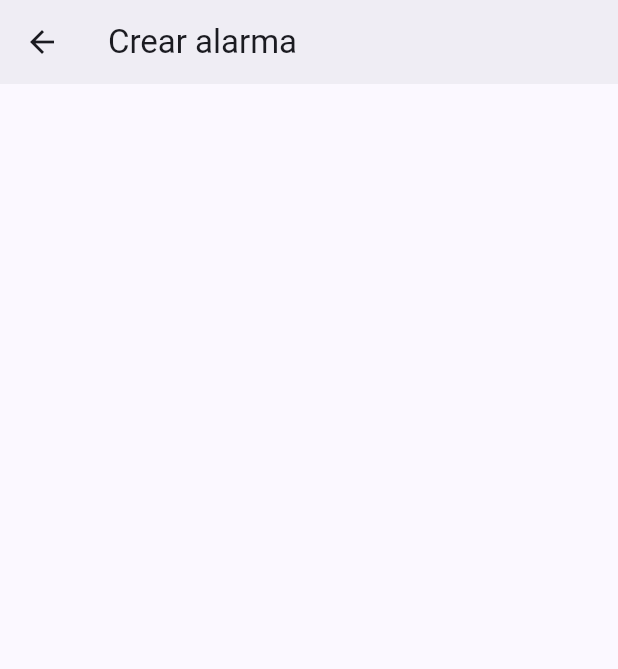
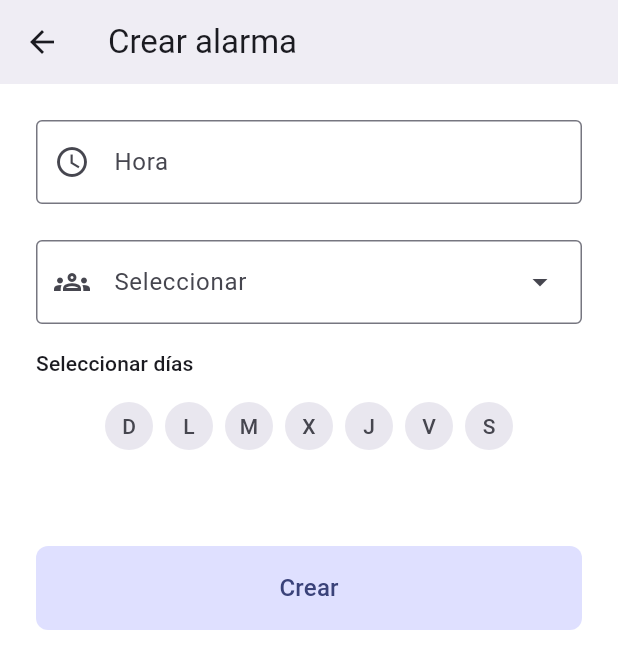
Before and after one commit to EstebanCardenas/AlarmsUxApp, a Flutter app: the CreateAlarmPage screen opened by its route, on a phone screen of 412 x 824 dp. Shown: the top 669 px of the screen. Run offline on Flutter 3.47's test engine with Material 3 defaults, Android fonts, the phone set to English and light mode, and no system bars; our stand-ins replace go_router.

Commit message:
Create and confirm alarm mobile screens

```diff
--- /dev/null
+++ b/alarms_android/lib/components/button.dart
@@ -0,0 +1,44 @@
+import 'package:alarms_android/utils.dart';
+import 'package:flutter/material.dart';
+
+class Button extends StatelessWidget {
+  final bool filled;
+  final VoidCallback onTap;
+  final String label;
+
+  const Button({
+    super.key,
+    required this.onTap,
+    required this.label,
+    this.filled = false,
+  });
+
+  @override
+  Widget build(BuildContext context) {
+    final (colorScheme, textTheme) = getColorSchemeAndTextTheme(context);
+    final borderRadius = BorderRadius.circular(8);
+
+    return SizedBox(
+      width: filled ? double.infinity : null,
+      height: 56,
+      child: Material(
+        borderRadius: borderRadius,
+        color: colorScheme.secondaryContainer,
+        child: InkWell(
+          onTap: onTap,
+          borderRadius: borderRadius,
+          splashColor: colorScheme.onSecondaryContainer.withAlpha(26),
+          highlightColor: colorScheme.onSecondaryContainer.withAlpha(20),
+          child: Center(
+            child: Text(
+              label,
+              style: textTheme.titleMedium?.copyWith(
+                color: colorScheme.onSecondaryContainer,
+              ),
+            ),
+          ),
+        ),
+      ),
+    );
+  }
+}
--- /dev/null
+++ b/alarms_android/lib/components/day_button.dart
@@ -0,0 +1,50 @@
+import 'package:alarms_android/models/days.dart';
+import 'package:alarms_android/utils.dart';
+import 'package:flutter/material.dart';
+
+class DayButton extends StatefulWidget {
+  final Day day;
+  final bool initialToggle;
+
+  const DayButton(this.day, {super.key, this.initialToggle = false});
+
+  @override
+  State<DayButton> createState() => _DayButtonState();
+}
+
+class _DayButtonState extends State<DayButton> {
+  var toggled = false;
+
+  @override
+  void initState() {
+    toggled = widget.initialToggle;
+    super.initState();
+  }
+
+  @override
+  Widget build(BuildContext context) {
+    final (colorScheme, textTheme) = getColorSchemeAndTextTheme(context);
+
+    return SizedBox.square(
+      dimension: 32,
+      child: Material(
+        type: MaterialType.circle,
+        color: toggled ? colorScheme.primary : colorScheme.surfaceContainerHigh,
+        child: InkWell(
+          customBorder: CircleBorder(),
+          onTap: () => setState(() => toggled = !toggled),
+          child: Center(
+            child: Text(
+              widget.day.name,
+              style: textTheme.labelLarge?.copyWith(
+                color: toggled
+                    ? colorScheme.onPrimary
+                    : colorScheme.onSurfaceVariant,
+              ),
+            ),
+          ),
+        ),
+      ),
+    );
+  }
+}
--- a/alarms_android/lib/data.dart
+++ b/alarms_android/lib/data.dart
@@ -73,3 +73,9 @@ final alarmsByCategory = <String, List<Alarm>>{
     ),
   ],
 }.entries.toList();
+
+final categories = <String>[
+  "Las Más Frecuentes",
+  "Eventos Familiares",
+  "Pagos",
+];
--- a/alarms_android/lib/main.dart
+++ b/alarms_android/lib/main.dart
@@ -1,3 +1,4 @@
+import 'package:alarms_android/screens/confirm_alarm.dart';
 import 'package:alarms_android/screens/create_alarm.dart';
 import 'package:alarms_android/themes.dart';
 import 'package:alarms_android/screens/alarm_list.dart';
@@ -12,11 +13,20 @@ final router = GoRouter(
   routes: [
     GoRoute(
       path: "/",
+      name: AlarmListPage.name,
       builder: (context, state) => AlarmListPage(),
       routes: [
         GoRoute(
           path: CreateAlarmPage.route,
+          name: CreateAlarmPage.name,
           builder: (context, state) => CreateAlarmPage(),
+          routes: [
+            GoRoute(
+              path: ConfirmAlarmPage.route,
+              name: ConfirmAlarmPage.name,
+              builder: (context, state) => ConfirmAlarmPage(),
+            ),
+          ],
         ),
       ],
     ),
--- a/alarms_android/lib/screens/alarm_list.dart
+++ b/alarms_android/lib/screens/alarm_list.dart
@@ -7,6 +7,9 @@ import 'package:flutter/material.dart';
 import 'package:go_router/go_router.dart';
 
 class AlarmListPage extends StatelessWidget {
+  static const name = "alarm-list";
+  static const route = "/$name";
+
   const AlarmListPage({super.key});
 
   @override
@@ -25,7 +28,7 @@ class AlarmListPage extends StatelessWidget {
           ),
           IconButton(
             onPressed: () {
-              context.go(CreateAlarmPage.route);
+              context.goNamed(CreateAlarmPage.name);
             },
             icon: Icon(Icons.add_circle_outline, color: colorScheme.onSurface),
           ),
--- a/alarms_android/lib/screens/create_alarm.dart
+++ b/alarms_android/lib/screens/create_alarm.dart
@@ -1,9 +1,16 @@
 import 'package:alarms_android/components/alarms_app_bar.dart';
+import 'package:alarms_android/components/button.dart';
+import 'package:alarms_android/components/day_button.dart';
+import 'package:alarms_android/data.dart';
+import 'package:alarms_android/models/days.dart';
+import 'package:alarms_android/screens/confirm_alarm.dart';
 import 'package:alarms_android/utils.dart';
 import 'package:flutter/material.dart';
+import 'package:go_router/go_router.dart';
 
 class CreateAlarmPage extends StatefulWidget {
-  static const route = "/create-alarm-page";
+  static const name = "create-alarm";
+  static const route = "/$name";
 
   const CreateAlarmPage({super.key});
 
@@ -12,6 +19,24 @@ class CreateAlarmPage extends StatefulWidget {
 }
 
 class _CreateAlarmPageState extends State<CreateAlarmPage> {
+  final hourController = TextEditingController();
+
+  late final List<DropdownMenuEntry<String>> entries;
+
+  @override
+  void initState() {
+    super.initState();
+    entries = categories
+        .map((category) => DropdownMenuEntry(value: category, label: category))
+        .toList();
+  }
+
+  @override
+  void dispose() {
+    hourController.dispose();
+    super.dispose();
+  }
+
   @override
   Widget build(BuildContext context) {
     final (colorScheme, textTheme) = getColorSchemeAndTextTheme(context);
@@ -22,6 +47,86 @@ class _CreateAlarmPageState extends State<CreateAlarmPage> {
         colorScheme: colorScheme,
         textTheme: textTheme,
       ),
+      backgroundColor: Colors.white,
+      body: Padding(
+        padding: const EdgeInsets.all(24),
+        child: Column(
+          crossAxisAlignment: CrossAxisAlignment.stretch,
+          children: [
+            GestureDetector(
+              onTap: () async {
+                final TimeOfDay? time = await showTimePicker(
+                  context: context,
+                  initialEntryMode: TimePickerEntryMode.input,
+                  cancelText: "Cancelar",
+                  helpText: "Seleccionar hora",
+                  hourLabelText: "Hora",
+                  minuteLabelText: "Minuto",
+                  initialTime: TimeOfDay.now(),
+                );
+                if (time != null) {
+                  String minuteStr = time.minute < 10
+                      ? "0${time.minute}"
+                      : "${time.minute}";
+                  hourController.text =
+                      "${time.hour % 12}:$minuteStr ${time.period.name.toUpperCase()}";
+                }
+              },
+              child: AbsorbPointer(
+                absorbing: true,
+                child: TextField(
+                  controller: hourController,
+                  decoration: InputDecoration(
+                    prefixIcon: Icon(
+                      Icons.schedule,
+                      color: colorScheme.onSurfaceVariant,
+                    ),
+                    labelText: "Hora",
+
+                    border: OutlineInputBorder(),
+                  ),
+                ),
+              ),
+            ),
+            const SizedBox(height: 24),
+            DropdownMenu<String>(
+              dropdownMenuEntries: entries,
+              expandedInsets: EdgeInsets.zero,
+              leadingIcon: Icon(
+                Icons.groups_outlined,
+                color: colorScheme.onSurfaceVariant,
+              ),
+              hintText: "Seleccionar",
+            ),
+            const SizedBox(height: 16),
+            Text(
+              "Seleccionar días",
+              style: textTheme.labelLarge?.copyWith(
+                fontWeight: FontWeight.w500,
+                color: colorScheme.onSurface,
+              ),
+            ),
+            const SizedBox(height: 16),
+            Row(
+              mainAxisAlignment: MainAxisAlignment.center,
+              children: [
+                for (final (idx, day) in Day.values.indexed) ...[
+                  DayButton(day),
+                  if (idx != Day.values.length - 1) const SizedBox(width: 8),
+                ],
+              ],
+            ),
+            const SizedBox(height: 64),
+            Button(
+              onTap: () {
+                context.goNamed(ConfirmAlarmPage.name);
+              },
+              label: "Crear",
+              filled: true,
+            ),
+          ],
+        ),
+      ),
     );
   }
 }
```
Also changed, not shown: alarms_android/lib/screens/confirm_alarm.dart (added, +131 -0 lines).
